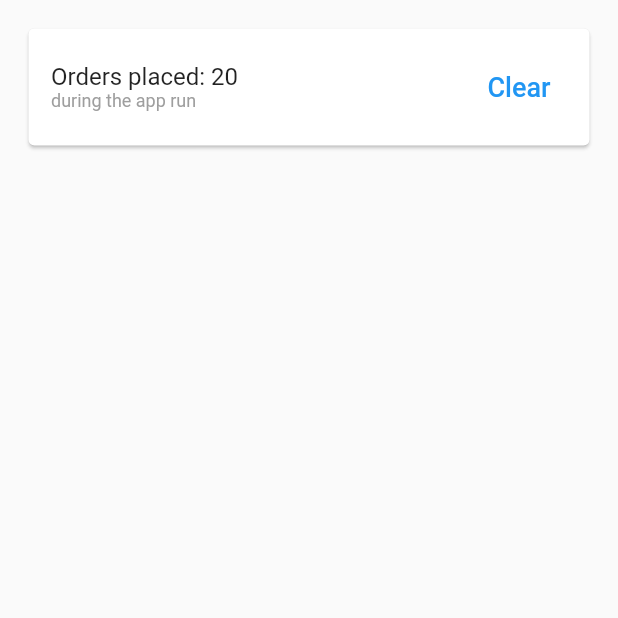
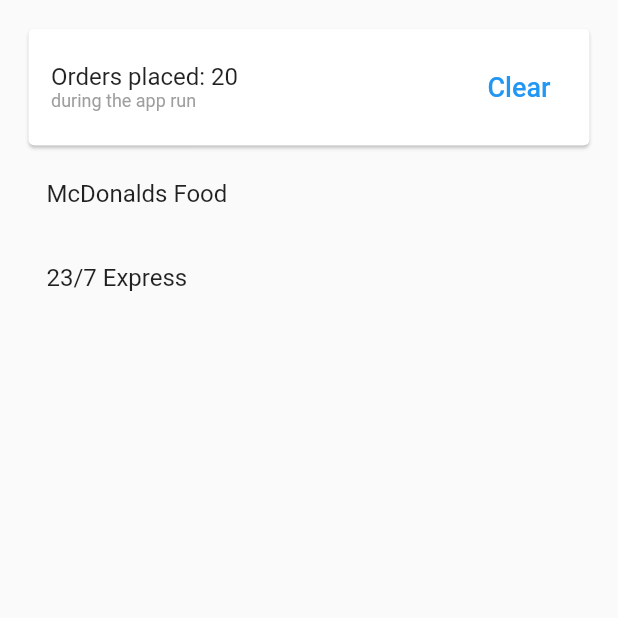
Before and after one commit to Ravenen/flutter_async_app, a Flutter app: the screen it shows after launch, on a phone screen of 412 x 824 dp, the top half of it. Run offline on Flutter 3.47's test engine with Material 2 defaults, Android fonts, the phone set to English and light mode, and no system bars.

Commit message:
Created a widget for the list of vending machines cards

```diff
--- /dev/null
+++ b/lib/screens/vending_machines_page/vending_machines_cards_list.dart
@@ -0,0 +1,56 @@
+import 'dart:convert';
+
+import 'package:flutter/material.dart';
+import 'package:flutter/widgets.dart';
+import 'package:flutter_async_app/common/vending_machine.dart';
+
+class VendingMachinesCardsList extends StatefulWidget {
+  const VendingMachinesCardsList({Key? key}) : super(key: key);
+
+  @override
+  _VendingMachinesCardsListState createState() =>
+      _VendingMachinesCardsListState();
+}
+
+class _VendingMachinesCardsListState extends State<VendingMachinesCardsList> {
+  late Future<List<VendingMachine>> futureVendingMachineList;
+
+  @override
+  void initState() {
+    super.initState();
+    futureVendingMachineList = fetchVendingMachines();
+  }
+
+  Future<List<VendingMachine>> fetchVendingMachines() async {
+    String testJson =
+        "[\n{\n\"address\": {\n\"building\": \"12\",\n\"id\": 1,\n\"street\": {\n\"city\": {\n\"id\": 1,\n\"name\": \"Lviv\",\n\"region\": {\n\"country\": {\n\"id\": 1,\n\"name\": \"Ukraine\"\n},\n\"country_id\": 1,\n\"id\": 1,\n\"name\": \"Lvivska oblast\"\n},\n\"region_id\": 1\n},\n\"city_id\": 1,\n\"id\": 1,\n\"name\": \"Bohdana Khmelnytskoho\"\n},\n\"street_id\": 1\n},\n\"address_id\": 1,\n\"amount_of_money\": 0,\n\"gps_coordinates\": \"49.845773, 24.028031\",\n\"id\": 1,\n\"image_url\": \"https:\/\/images.unsplash.com\/photo-1618506557292-ec1862b3c506?ixid=MnwxMjA3fDB8MHxwaG90by1wYWdlfHx8fGVufDB8fHx8&ixlib=rb-1.2.1&auto=format&fit=crop&w=1171&q=80\",\n\"name\": \"McDonalds Food\",\n\"trade_marks\": [\n\"Flint\",\n\"Chipsters\"\n]\n},\n{\n\"address\": {\n\"building\": \"3A\",\n\"id\": 2,\n\"street\": {\n\"city\": {\n\"id\": 1,\n\"name\": \"Lviv\",\n\"region\": {\n\"country\": {\n\"id\": 1,\n\"name\": \"Ukraine\"\n},\n\"country_id\": 1,\n\"id\": 1,\n\"name\": \"Lvivska oblast\"\n},\n\"region_id\": 1\n},\n\"city_id\": 1,\n\"id\": 2,\n\"name\": \"Ivana Franka\"\n},\n\"street_id\": 2\n},\n\"address_id\": 2,\n\"amount_of_money\": 0,\n\"gps_coordinates\": \"49.827311, 24.012581\",\n\"id\": 2,\n\"image_url\": \"https:\/\/images.unsplash.com\/photo-1594276922955-790ba2194e27?ixlib=rb-1.2.1&ixid=MnwxMjA3fDB8MHxwaG90by1wYWdlfHx8fGVufDB8fHx8&auto=format&fit=crop&w=387&q=80\",\n\"name\": \"23\/7 Express\",\n\"trade_marks\": [\n\"Fanta\",\n\"Coca Cola\"\n]\n}\n]";
+    List data = List.from(jsonDecode(testJson));
+    List<VendingMachine> vendingMachineList =
+        data.map((item) => VendingMachine.fromJson(item)).toList();
+    return vendingMachineList;
+  }
+
+  @override
+  Widget build(BuildContext context) {
+    return FutureBuilder<List<VendingMachine>>(
+        future: futureVendingMachineList,
+        builder: (context, snapshot) {
+          if (snapshot.hasData && snapshot.data!.isNotEmpty) {
+            return Expanded(
+              child: ListView.builder(
+                itemCount: snapshot.data!.length,
+                itemBuilder: (context, index) {
+                  return ListTile(
+                    title: Text(snapshot.data![index].name),
+                  );
+                },
+              ),
+            );
+          } else if (snapshot.hasError) {
+            return Text('${snapshot.error}');
+          }
+          // By default, show a loading spinner.
+          return const Text("Loading...");
+        });
+  }
+}
--- a/lib/screens/vending_machines_page/vending_machines_page.dart
+++ b/lib/screens/vending_machines_page/vending_machines_page.dart
@@ -1,6 +1,7 @@
 import 'package:flutter/material.dart';
 import 'package:flutter/widgets.dart';
 import 'package:flutter_async_app/common/orders_placed_card.dart';
+import 'package:flutter_async_app/screens/vending_machines_page/vending_machines_cards_list.dart';
 
 class VendingMachinesPage extends StatelessWidget {
   const VendingMachinesPage({Key? key}) : super(key: key);
@@ -14,6 +15,7 @@
             child: Column(
               children: [
                 OrdersPlacedCard(ordersNumber: 20),
+                VendingMachinesCardsList()
               ],
             )),
       ),
```
